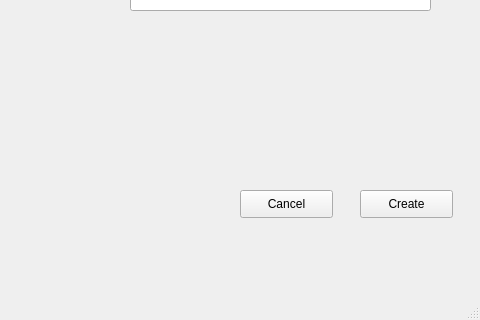
First picture: the form in GJR/views/createFlight.ui, repository CaduRomaniello/GJR, before the edit; both pictures show x 320 to 800 and y 280 to 600 of the 800 by 600 pixel window.
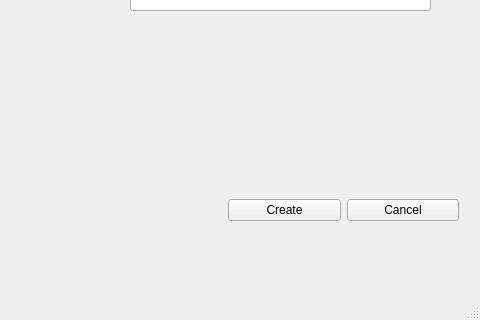
Second picture: the form after the edit.

```diff
--- a/GJR/views/createFlight.ui
+++ b/GJR/views/createFlight.ui
@@ -40,19 +40,6 @@
      <string>Destiny</string>
     </property>
    </widget>
-   <widget class="QPushButton" name="button_create">
-    <property name="geometry">
-     <rect>
-      <x>680</x>
-      <y>470</y>
-      <width>93</width>
-      <height>28</height>
-     </rect>
-    </property>
-    <property name="text">
-     <string>Create</string>
-    </property>
-   </widget>
    <widget class="QLabel" name="label_field_available">
     <property name="geometry">
      <rect>
@@ -66,19 +53,6 @@
      <string>Number of available seates</string>
     </property>
    </widget>
-   <widget class="QPushButton" name="button_cancel">
-    <property name="geometry">
-     <rect>
-      <x>560</x>
-      <y>470</y>
-      <width>93</width>
-      <height>28</height>
-     </rect>
-    </property>
-    <property name="text">
-     <string>Cancel</string>
-    </property>
-   </widget>
    <widget class="QComboBox" name="combo_box_id_airplane">
     <property name="geometry">
      <rect>
@@ -199,6 +173,32 @@
      </rect>
     </property>
    </widget>
+   <widget class="QWidget" name="horizontalLayoutWidget">
+    <property name="geometry">
+     <rect>
+      <x>548</x>
+      <y>450</y>
+      <width>231</width>
+      <height>80</height>
+     </rect>
+    </property>
+    <layout class="QHBoxLayout" name="horizontalLayout">
+     <item>
+      <widget class="QPushButton" name="button_create">
+       <property name="text">
+        <string>Create</string>
+       </property>
+      </widget>
+     </item>
+     <item>
+      <widget class="QPushButton" name="button_cancel">
+       <property name="text">
+        <string>Cancel</string>
+       </property>
+      </widget>
+     </item>
+    </layout>
+   </widget>
   </widget>
   <widget class="QMenuBar" name="menubar">
    <property name="geometry">
```
Left out of the diff: 2 changed lines with no effect on the pictures.
